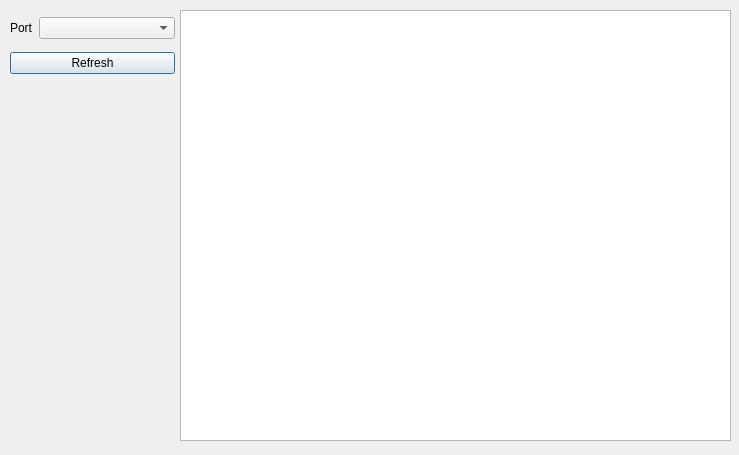
This is mainwindow.ui in NoxNokas/GraduationWork as Qt 5 draws it before an edit. The edited form follows.
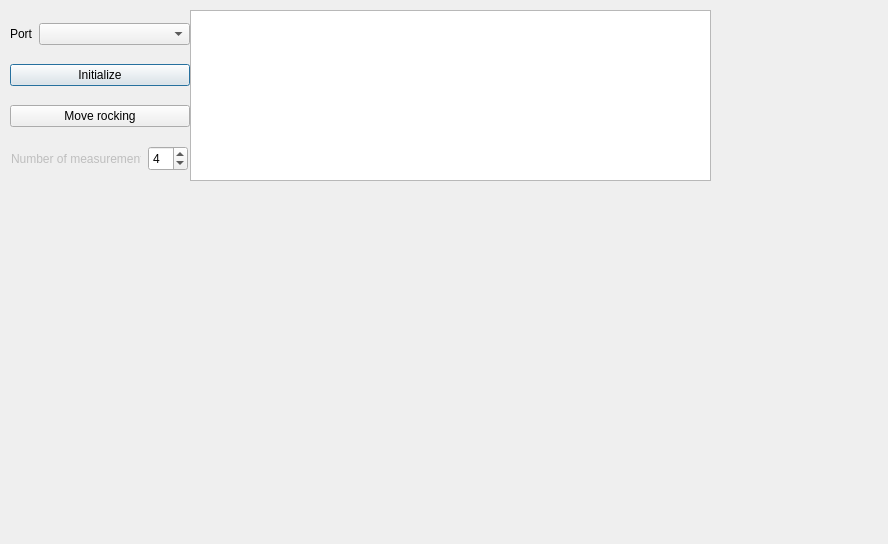
This is the edited form. Custom widgets are drawn as their Qt base class.

```diff
--- a/mainwindow.ui
+++ b/mainwindow.ui
@@ -9,8 +9,8 @@
    <rect>
     <x>0</x>
     <y>0</y>
-    <width>739</width>
-    <height>455</height>
+    <width>888</width>
+    <height>544</height>
    </rect>
   </property>
   <property name="cursor">
@@ -31,10 +31,10 @@
   <widget class="QTextEdit" name="txtOutput">
    <property name="geometry">
     <rect>
-     <x>180</x>
+     <x>190</x>
      <y>10</y>
-     <width>551</width>
-     <height>431</height>
+     <width>521</width>
+     <height>171</height>
     </rect>
    </property>
   </widget>
@@ -43,13 +43,31 @@
     <rect>
      <x>10</x>
      <y>10</y>
-     <width>165</width>
-     <height>72</height>
+     <width>180</width>
+     <height>175</height>
     </rect>
    </property>
    <layout class="QVBoxLayout" name="verticalLayout">
+    <property name="spacing">
+     <number>6</number>
+    </property>
+    <property name="leftMargin">
+     <number>0</number>
+    </property>
+    <property name="topMargin">
+     <number>0</number>
+    </property>
+    <property name="rightMargin">
+     <number>0</number>
+    </property>
+    <property name="bottomMargin">
+     <number>0</number>
+    </property>
     <item>
      <layout class="QHBoxLayout" name="horizontalLayout">
+      <property name="spacing">
+       <number>6</number>
+      </property>
       <item>
        <widget class="QLabel" name="label">
         <property name="sizePolicy">
@@ -78,13 +96,95 @@
     <item>
      <widget class="QPushButton" name="pushButton">
       <property name="text">
-       <string>Refresh</string>
+       <string>Initialize</string>
       </property>
      </widget>
     </item>
+    <item>
+     <widget class="QPushButton" name="pushButton_2">
+      <property name="text">
+       <string>Move rocking</string>
+      </property>
+     </widget>
+    </item>
+    <item>
+     <layout class="QHBoxLayout" name="horizontalLayout_2">
+      <item>
+       <widget class="QLabel" name="label_2">
+        <property name="enabled">
+         <bool>false</bool>
+        </property>
+        <property name="sizePolicy">
+         <sizepolicy hsizetype="Preferred" vsizetype="Preferred">
+          <horstretch>0</horstretch>
+          <verstretch>0</verstretch>
+         </sizepolicy>
+        </property>
+        <property name="minimumSize">
+         <size>
+          <width>130</width>
+          <height>25</height>
+         </size>
+        </property>
+        <property name="maximumSize">
+         <size>
+          <width>130</width>
+          <height>25</height>
+         </size>
+        </property>
+        <property name="text">
+         <string>Number of measurements</string>
+        </property>
+        <property name="scaledContents">
+         <bool>false</bool>
+        </property>
+        <property name="textInteractionFlags">
+         <set>Qt::LinksAccessibleByMouse</set>
+        </property>
+       </widget>
+      </item>
+      <item>
+       <widget class="QSpinBox" name="numberMeasurement">
+        <property name="minimumSize">
+         <size>
+          <width>40</width>
+          <height>25</height>
+         </size>
+        </property>
+        <property name="maximumSize">
+         <size>
+          <width>40</width>
+          <height>25</height>
+         </size>
+        </property>
+        <property name="value">
+         <number>4</number>
+        </property>
+       </widget>
+      </item>
+     </layout>
+    </item>
    </layout>
   </widget>
+  <widget class="QCustomPlot" name="customPlot" native="true">
+   <property name="geometry">
+    <rect>
+     <x>10</x>
+     <y>190</y>
+     <width>861</width>
+     <height>281</height>
+    </rect>
+   </property>
+  </widget>
  </widget>
+ <customwidgets>
+  <customwidget>
+   <class>QCustomPlot</class>
+   <extends>QWidget</extends>
+   <header>qcustomplot.h</header>
+   <container>1</container>
+  </customwidget>
+ </customwidgets>
  <resources/>
  <connections/>
 </ui>
```
Left out of the diff: 3 changed lines with no effect on the pictures.
